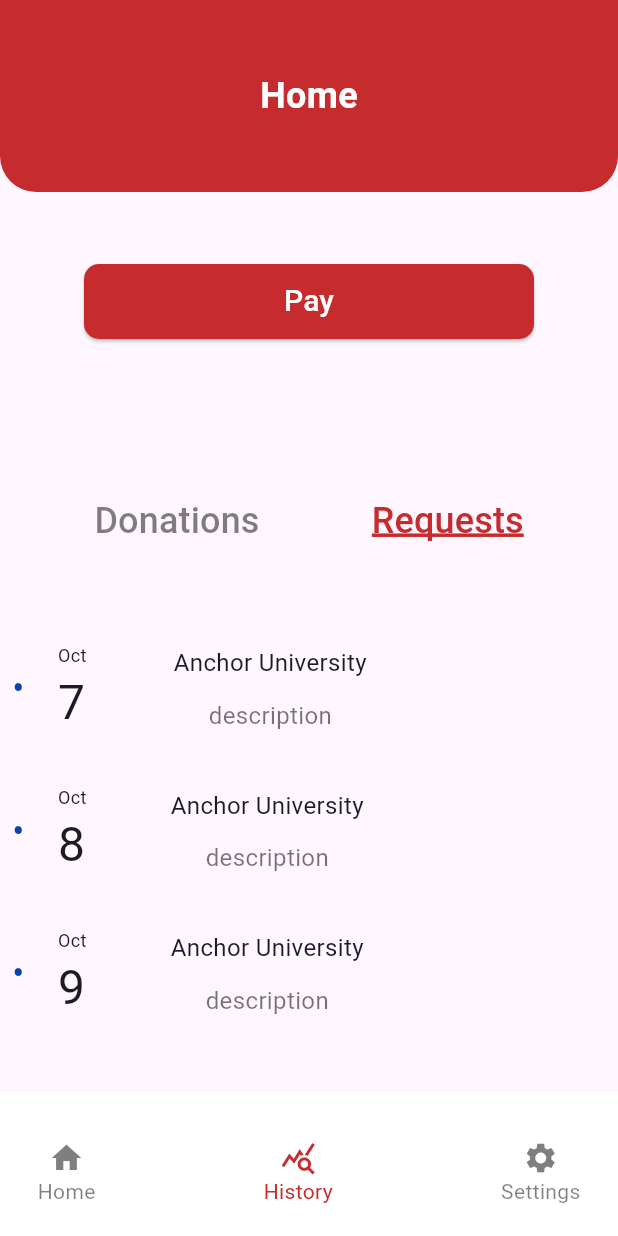
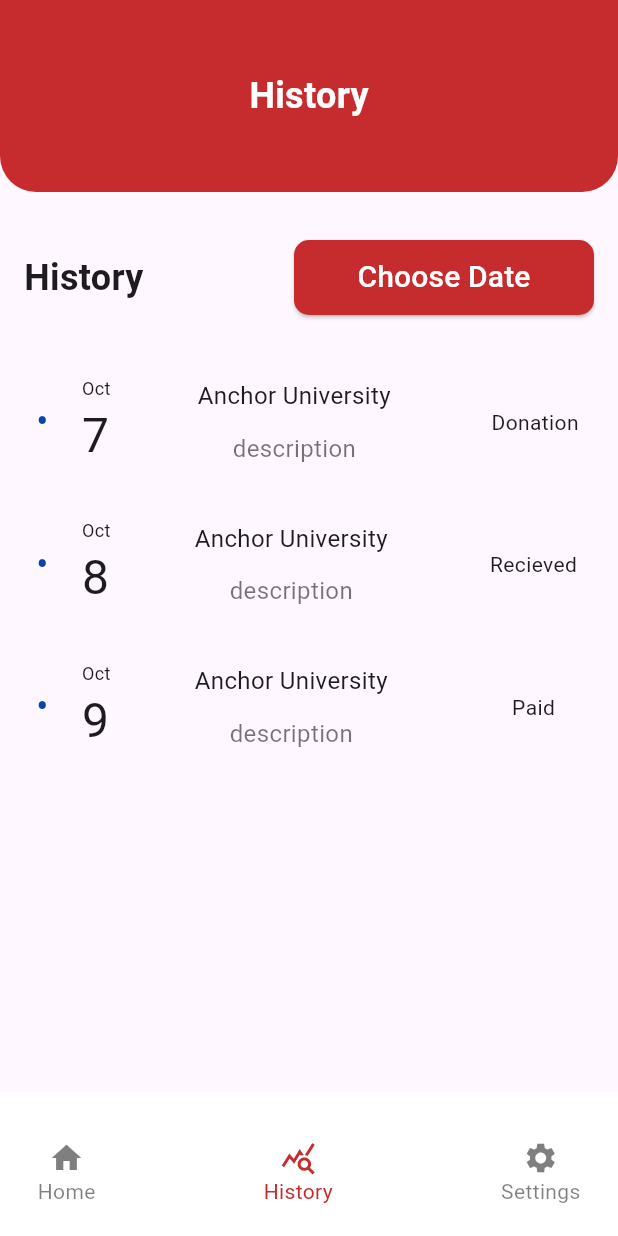
Before and after one commit to Ali-Hubail/BDMS, a Flutter app: the DrRpHomeScreen screen opened directly, after a tap on "History", on a phone screen of 412 x 824 dp. Run offline on Flutter 3.47's test engine with Material 3 defaults, Android fonts, the phone set to English and light mode, and no system bars.

Commit message:
connect history page to bottom navigation bar

```diff
--- a/bdms/lib/common_widgets/custom_bottom_navigation_bar.dart
+++ b/bdms/lib/common_widgets/custom_bottom_navigation_bar.dart
@@ -1,3 +1,4 @@
+import 'package:bdms/presentation/dr_rp_history/dr_rp_history.dart';
 import 'package:bdms/presentation/dr_rp_home/dr_rp_home.dart';
 import 'package:bdms/presentation/dr_rp_settings/dr_rp_settings.dart';
 import 'package:flutter/material.dart';
@@ -45,6 +46,7 @@ class _CustomBottomNavigationBarState extends State<CustomBottomNavigationBar> {
               onTap: () {
                 // Navigate to home page
                 widget.managerView
+                    // navigate to manager home page
                     ? null
                     : Navigator.of(context).push(
                         MaterialPageRoute(
@@ -62,18 +64,10 @@ class _CustomBottomNavigationBarState extends State<CustomBottomNavigationBar> {
             if (widget.managerView)
               CustomBottomNavigationBarItem(
                 onTap: () {
-                  // Navigate to manage page
-                  if (!widget.managerView) {
-                    Navigator.of(context).pop();
-                    Navigator.of(context).pop();
-                    Navigator.of(context).push(
-                      MaterialPageRoute(
-                        builder: (context) => const DrRpHomeScreen(),
-                      ),
-                    );
-                  } else {
-                    // Navigate to donor/recipeint home page
+                  if (widget.managerView) {
+                    // Navigate to manager manage page
                   }
+
                   setState(() {
                     selectedIndex = 1;
                   });
@@ -85,6 +79,16 @@ class _CustomBottomNavigationBarState extends State<CustomBottomNavigationBar> {
             CustomBottomNavigationBarItem(
               onTap: () {
                 // Navigate to reports/history page
+                if (!widget.managerView) {
+                  Navigator.of(context).pop();
+                  Navigator.of(context).push(
+                    MaterialPageRoute(
+                      builder: (context) => const DrRpHistoryScreen(),
+                    ),
+                  );
+                } else {
+                  // Navigate to manager history page
+                }
                 setState(() {
                   selectedIndex = 2;
                 });
@@ -104,7 +108,7 @@ class _CustomBottomNavigationBarState extends State<CustomBottomNavigationBar> {
                     ),
                   );
                 } else {
-                  // Navigate to manager home page
+                  // Navigate to manager settings page
                 }
                 setState(() {
                   selectedIndex = 3;
--- a/bdms/lib/main.dart
+++ b/bdms/lib/main.dart
@@ -1,4 +1,3 @@
-import 'package:bdms/presentation/dr_rp_history/dr_rp_history.dart';
 import 'package:bdms/presentation/dr_rp_home/dr_rp_home.dart';
 import 'package:flutter/material.dart';
 
@@ -12,7 +11,7 @@ class MyApp extends StatelessWidget {
   @override
   Widget build(BuildContext context) {
     return const MaterialApp(
-      home: DrRpHistoryScreen(),
+      home: DrRpHomeScreen(),
     );
   }
 }
--- a/bdms/lib/presentation/dr_rp_history/dr_rp_history.dart
+++ b/bdms/lib/presentation/dr_rp_history/dr_rp_history.dart
@@ -11,7 +11,7 @@ class DrRpHistoryScreen extends StatelessWidget {
   Widget build(BuildContext context) {
     return Scaffold(
       appBar: const CustomAppBar(title: "History"),
-      bottomNavigationBar: const CustomBottomNavigationBar(index: 1),
+      bottomNavigationBar: const CustomBottomNavigationBar(index: 2),
       body: Padding(
         padding: const EdgeInsets.only(left: 16, right: 16, top: 32),
         child: Column(
```
Also changed, not shown: bdms/lib/common_widgets/event_item.dart (+11 -4 lines).
